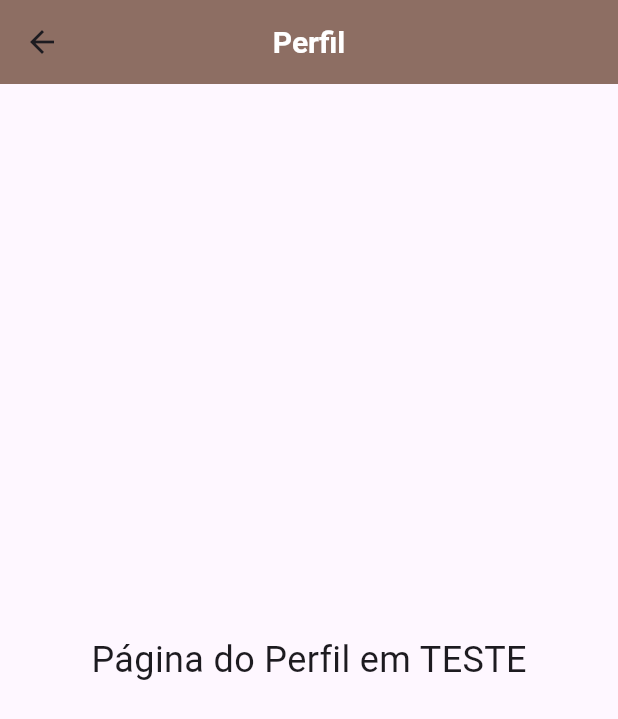
After one commit to Wellington-Lamb/materiall_app, a Flutter app: the screen it shows after launch, in the side drawer, after a tap on "Perfil", on a phone screen of 412 x 824 dp. The commit adds this screen. Shown: the top 719 px of the screen. Run offline on Flutter 3.47's test engine with Material 3 defaults, Android fonts, the phone set to English and light mode, and no system bars.

Commit message:
Mudanças iniciais no Menu
- Rotas para páginas adicionadas em "Main".
- Adicionado a página de Perfil(sem muitas mudanças ainda) com o nome "ProfilePage".
- Ação de sair do APP foi implementada.

```diff
--- a/lib/home_page.dart
+++ b/lib/home_page.dart
@@ -1,4 +1,7 @@
+import 'dart:io';
+
 import 'package:flutter/material.dart';
+import 'package:flutter/services.dart';
 
 class HomePage extends StatelessWidget {
   const HomePage({super.key});
@@ -54,17 +57,40 @@ class HomePage extends StatelessWidget {
                 ],
               ),
             ),
+
+            // Opções do menu
             ListTile(leading: Icon(Icons.home), title: Text("Inicio")),
-            ListTile(leading: Icon(Icons.person), title: Text("Perfil")),
+            ListTile(
+              leading: Icon(Icons.person),
+              title: Text("Perfil"),
+              onTap: () {
+                Navigator.pushNamed(context, '/profile');
+              },
+            ),
             ListTile(
               leading: Icon(Icons.settings),
               title: Text("Configurações"),
             ),
-            ListTile(leading: Icon(Icons.exit_to_app), title: Text("Sair")),
+            ListTile(
+              leading: Icon(Icons.exit_to_app),
+              title: Text("Sair"),
+              onTap: () => _exitApp(),
+            ),
           ],
         ),
       ),
       body: Center(child: Text("Olá Mundo")),
     );
   }
+
+  // Função para sair do app e verificando se é Android ou iOS.
+  // Como ela vai ser usada somente aqui então não vai ser criado
+  // um arquivo onde ela vai ser incluida.
+  void _exitApp() {
+    if (Platform.isAndroid) {
+      SystemNavigator.pop(); // Sai do app no Android
+    } else if (Platform.isIOS) {
+      exit(0); // Sai do app no iOS
+    }
+  }
 }
--- a/lib/main.dart
+++ b/lib/main.dart
@@ -1,5 +1,6 @@
 import 'package:flutter/material.dart';
 import 'package:meu_primeiro_app/home_page.dart';
+import 'package:meu_primeiro_app/profile_page.dart';
 
 void main() {
   runApp(const App());
@@ -18,6 +19,10 @@ class App extends StatelessWidget {
         appBarTheme: AppBarTheme(backgroundColor: Colors.brown[400]),
       ),
       home: HomePage(),
+      routes: {
+        '/home': (context) => HomePage(),
+        '/profile': (context) => ProfilePage(),
+      },
     );
   }
 }
--- /dev/null
+++ b/lib/profile_page.dart
@@ -0,0 +1,26 @@
+import 'package:flutter/material.dart';
+
+class ProfilePage extends StatelessWidget {
+  const ProfilePage({super.key});
+
+  @override
+  Widget build(BuildContext context) {
+    return Scaffold(
+      appBar: AppBar(
+        centerTitle: true,
+        title: Text("Perfil"),
+        titleTextStyle: const TextStyle(
+          color: Colors.white,
+          fontSize: 20,
+          fontWeight: FontWeight.w700,
+        ),
+      ),
+      body: Center(
+        child: Text(
+          "Página do Perfil em TESTE",
+          style: TextStyle(fontSize: 24),
+        ),
+      ),
+    );
+  }
+}
```
